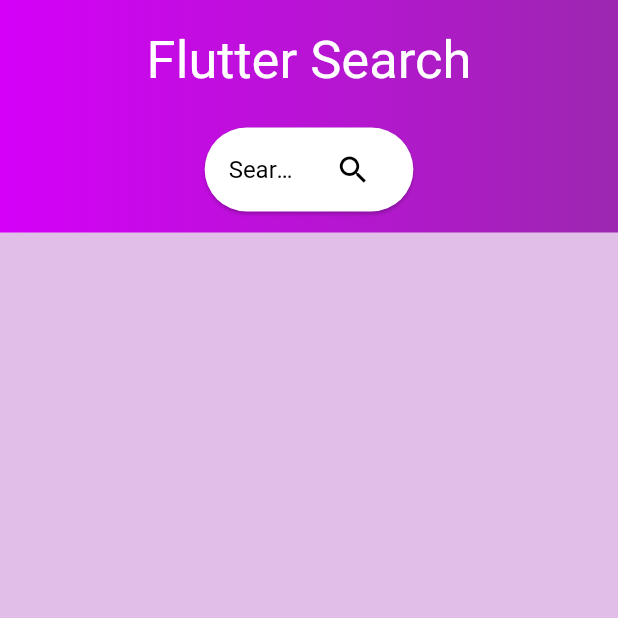
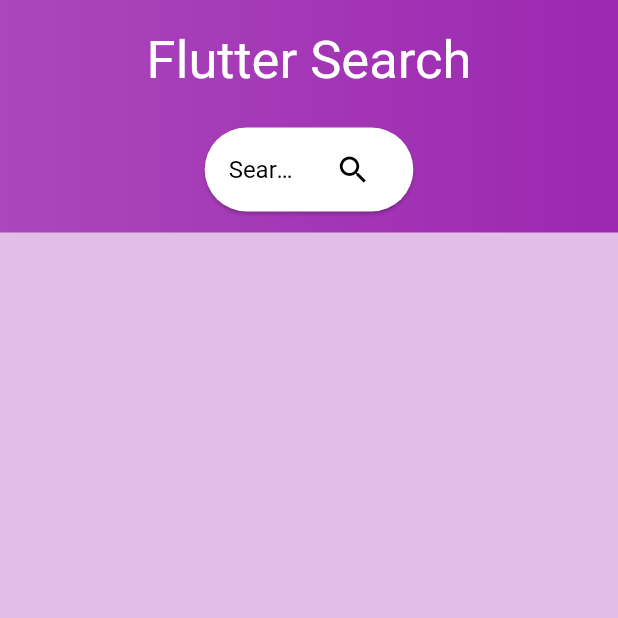
Before and after one commit to Nandhini3377/FlutterSearch, a Flutter app: the screen it shows after launch, on a phone screen of 412 x 824 dp, the top half of it. Run offline on Flutter 3.47's test engine with Material 2 defaults, Android fonts, the phone set to English and light mode, and no system bars; our stand-ins replace cloud_firestore, firebase_core; accounts and stored records are empty.

Commit message:
Update Home.dart

```diff
--- a/flutter_search/lib/Home.dart
+++ b/flutter_search/lib/Home.dart
@@ -58,7 +58,7 @@ class _HomeState extends State<Home> {
         width: double.infinity,
         decoration: BoxDecoration(
             gradient: LinearGradient(
-                colors: [Colors.purpleAccent.shade400, Colors.purple])),
+                colors: [Colors.purple.shade400, Colors.purple])),
         child: Column(
           children: [
             Padding(
```
